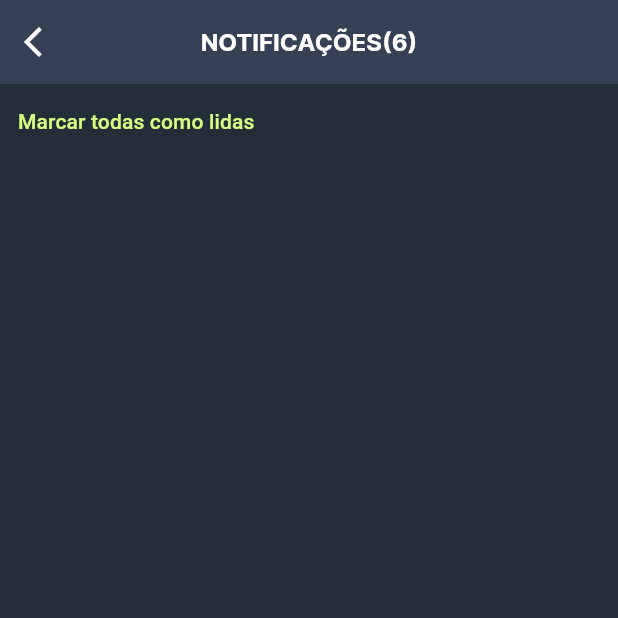
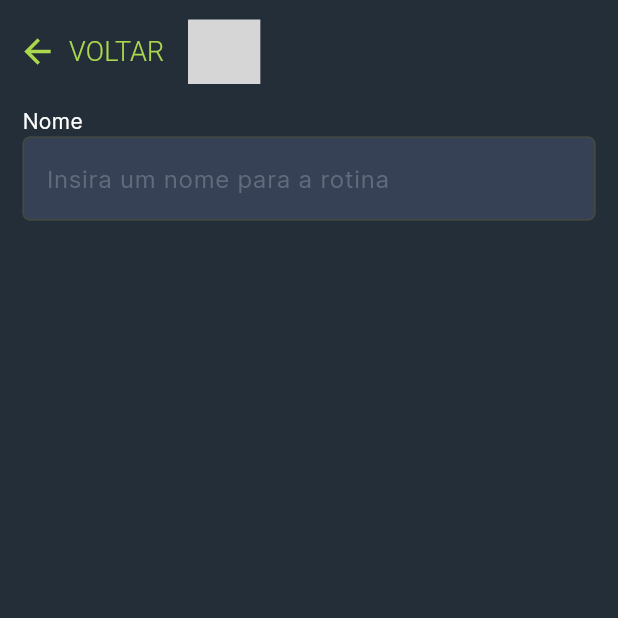
Before and after one commit to unlockway/unlockwayui, a Flutter app: the NewRoutine screen opened directly, on a phone screen of 412 x 824 dp, the top half of it. Run offline on Flutter 3.47's test engine with Material 2 defaults, Android fonts, the phone set to English and light mode, and no system bars; our stand-ins replace flutter_svg; grey boxes are pictures that could not be loaded.

Commit message:
new routine page changes

```diff
--- a/lib/screens/routine/components/new_routine.dart
+++ b/lib/screens/routine/components/new_routine.dart
@@ -1,4 +1,8 @@
 import 'package:flutter/material.dart';
+import 'package:flutter_svg/flutter_svg.dart';
+import 'package:unlockway/components/buttons.dart';
+import 'package:unlockway/components/generic_form.dart';
+import 'package:unlockway/components/utils/navigation.dart';
 import 'package:unlockway/constants.dart';
 import 'package:unlockway/screens/routine/routine.dart';
 
@@ -15,68 +19,57 @@ class _NewRoutineState extends State<NewRoutine> {
     return Scaffold(
       backgroundColor: Color(darkBgdark),
       appBar: AppBar(
-        leading: IconButton(
+        flexibleSpace: Container(
+          color: Colors.transparent,
+          margin: const EdgeInsets.only(top: 13),
+          child: Row(
+            children: [
+              SizedBox(
+                child: Row(
+                  children: [
+                    TextButton.icon(
                       onPressed: () {
                         Navigator.of(context).push(
-              _createRoute(),
+                          navigationPageLeftAnimation(
+                            const Routine(),
+                          ),
                         );
                       },
-          icon: const Icon(Icons.arrow_back_ios),
-          color: Colors.white,
-        ),
-        backgroundColor: Color(darkBglight),
-        title: const Text(
-          "NOTIFICAÇÕES(6)",
+                      icon: Icon(Icons.arrow_back,
+                          size: 26.0, color: Color(primarydark)),
+                      label: Text(
+                        'VOLTAR',
                         style: TextStyle(
-              color: Colors.white,
-              fontFamily: "Inter",
-              fontSize: 16,
-              fontWeight: FontWeight.bold),
-        ),
-        centerTitle: true,
-      ),
-      body: Column(
-        children: [
-          SizedBox(
-            height: 50,
-            width: double.infinity,
-            child: Align(
-              alignment: Alignment.centerLeft,
-              child: TextButton(
-                onPressed: () {},
-                child: Text(
-                  "Marcar todas como lidas",
-                  style: TextStyle(
-                    color: Color(primary),
+                          color: Color(primarydark),
+                          fontSize: 18,
+                          fontWeight: FontWeight.w300,
                         ),
                       ),
                     ),
+                  ],
                 ),
               ),
-          const SingleChildScrollView(),
+              SvgPicture.asset("assets/icon/mini.svg"),
             ],
+          ),
+        ),
+        automaticallyImplyLeading: false,
+        elevation: 0,
+        backgroundColor: Color(darkBgdark),
+      ),
+      body: Container(
+        margin: EdgeInsets.all(15),
+        child: Form(
+          child: Column(
+            children: [
+              GenericForm(
+                  title: "Nome",
+                  placeholder: "Insira um nome para a rotina",
+                  width: double.infinity),
+            ],
+          ),
+        ),
       ),
     );
   }
 }
-
-Route _createRoute() {
-  return PageRouteBuilder(
-    pageBuilder: (context, animation, secondaryAnimation) => const Routine(),
-    transitionsBuilder: (context, animation, secondaryAnimation, child) {
-      const begin = Offset(
-        -1.0,
-        0.0,
-      );
-      const end = Offset.zero;
-      const curve = Curves.ease;
-
-      var tween = Tween(begin: begin, end: end).chain(CurveTween(curve: curve));
-
-      return SlideTransition(
-        position: animation.drive(tween),
-        child: child,
-      );
-    },
-  );
-}
```
Also changed, not shown: lib/screens/login/components/login_popup.dart (+5 -6 lines). Lines whose indentation alone changed are shown as unchanged.
